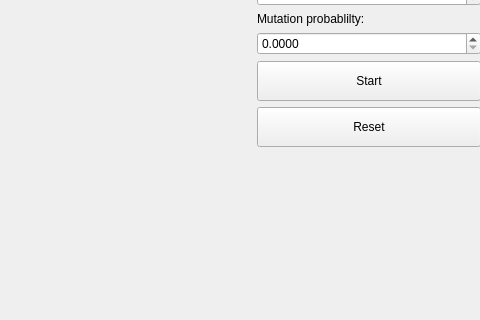
Old version of the form mainwindow.ui in the repository de-nuke/prir_tsp; both pictures show x 420 to 900 and y 86 to 406 of the 900 by 595 pixel window.
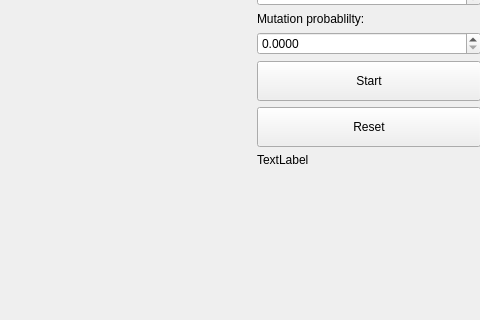
New version of the form.

```diff
--- a/mainwindow.ui
+++ b/mainwindow.ui
@@ -109,6 +109,22 @@
          </property>
         </widget>
        </item>
+       <item>
+        <widget class="QLabel" name="label_4">
+         <property name="minimumSize">
+          <size>
+           <width>0</width>
+           <height>0</height>
+          </size>
+         </property>
+         <property name="text">
+          <string>TextLabel</string>
+         </property>
+         <property name="wordWrap">
+          <bool>true</bool>
+         </property>
+        </widget>
+       </item>
        <item>
         <spacer name="verticalSpacer">
          <property name="orientation">
```
